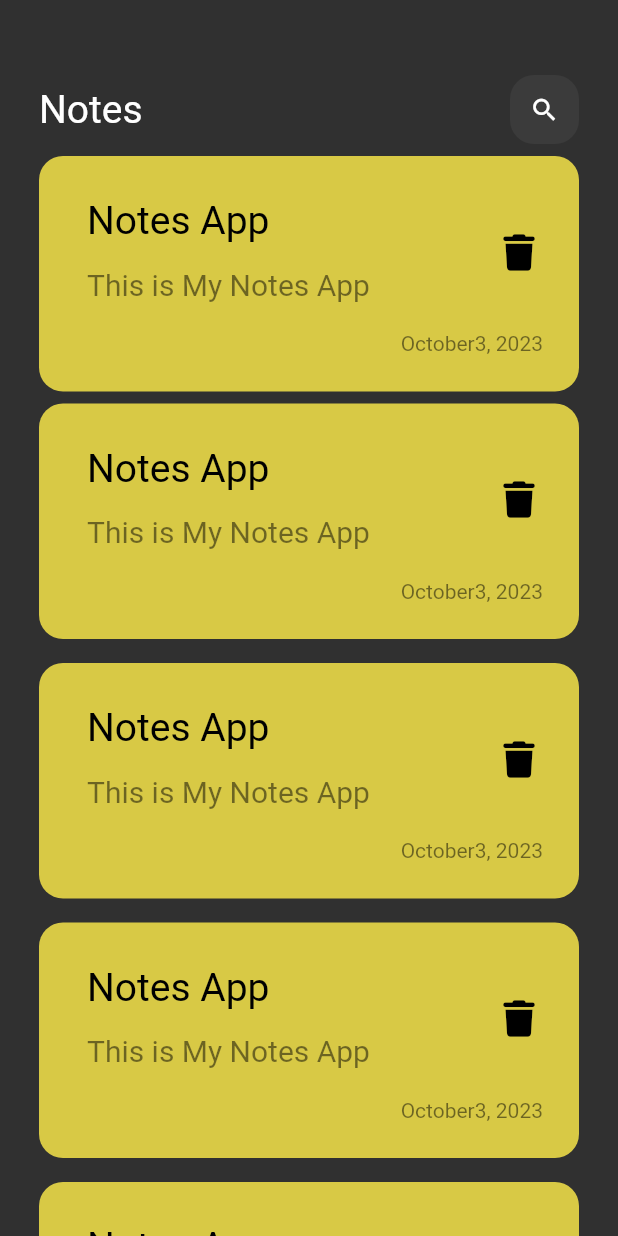
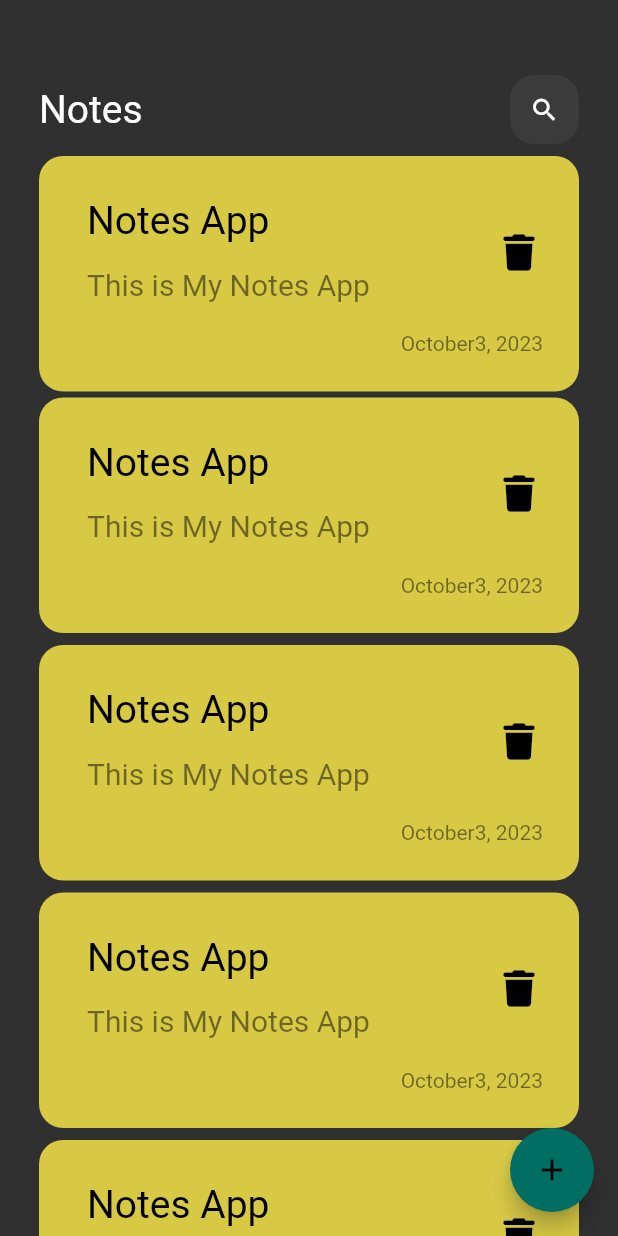
Before and after one commit to RadwaAshraf1/notes_app, a Flutter app: the screen it shows after launch, on a phone screen of 412 x 824 dp. Run offline on Flutter 3.47's test engine with Material 2 defaults, Android fonts, the phone set to English and light mode, and no system bars; our stand-ins replace font_awesome_flutter; Roboto replaces fonts that are missing (assets/fonts/Poppins-Regular.ttf).

Commit message:
create floating action button

```diff
--- a/lib/views/note_listview.dart
+++ b/lib/views/note_listview.dart
@@ -9,7 +9,7 @@ class NoteListView extends StatelessWidget {
     return ListView.builder(
       itemBuilder: ((context, index) {
         return const Padding(
-          padding: EdgeInsets.symmetric(vertical: 8.0),
+          padding: EdgeInsets.symmetric(vertical: 4.0),
           child: NoteItem(),
         );
       }),
--- a/lib/views/notes_view.dart
+++ b/lib/views/notes_view.dart
@@ -6,8 +6,14 @@ class NotesView extends StatelessWidget {
 
   @override
   Widget build(BuildContext context) {
-    return const Scaffold(
-      body: NotesViewBody(),
+    return Scaffold(
+      body: const NotesViewBody(),
+      floatingActionButton: FloatingActionButton(
+        onPressed: () {},
+        backgroundColor: const Color.fromARGB(255, 0, 110, 99),
+        hoverColor: Colors.white,
+        child: const Icon(Icons.add),
+      ),
     );
   }
 }
```
